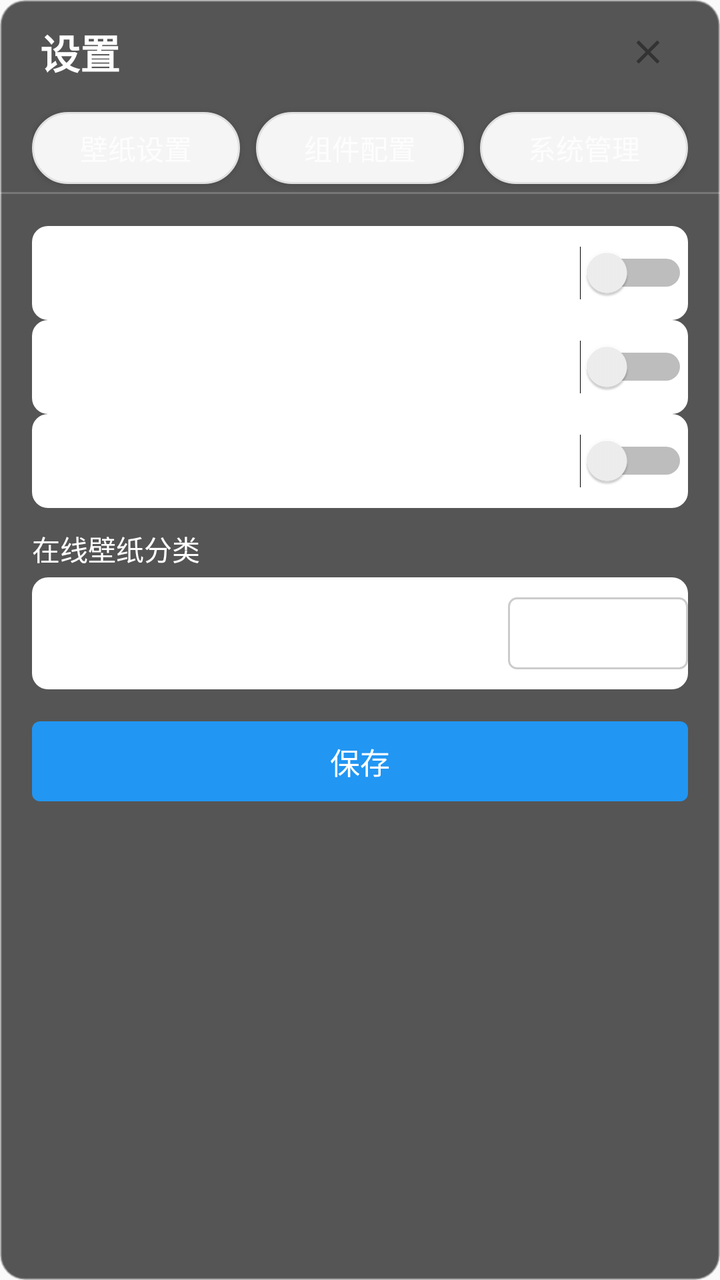
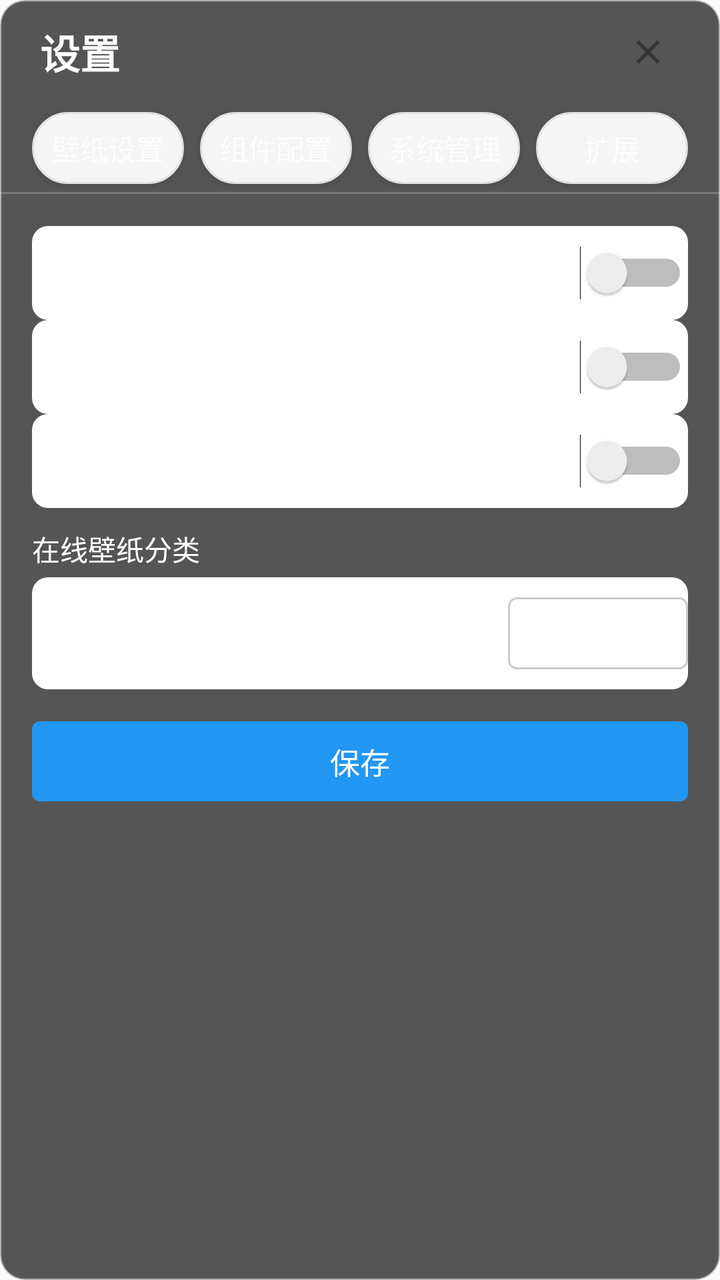

Compare the two renders of this Android layout. The source of the first and the diff that turns it into the second are given below.
<!-- AndroidManifest.xml: application theme AppTheme -->
<!-- res/layout/dialog_settings.xml -->
<?xml version="1.0" encoding="utf-8"?>
<LinearLayout xmlns:android="http://schemas.android.com/apk/res/android"
    android:layout_width="520dp"
    android:layout_height="600dp"
    android:orientation="vertical"
    android:background="@drawable/dialog_background_rounded">

    
    <LinearLayout
        android:layout_width="match_parent"
        android:layout_height="52dp"
        android:orientation="horizontal"
        android:gravity="center_vertical"
        android:paddingLeft="20dp"
        android:paddingRight="20dp">

        <TextView
            android:layout_width="0dp"
            android:layout_height="wrap_content"
            android:layout_weight="1"
            android:text="@string/settings_title"
            android:textSize="20sp"
            android:textStyle="bold"
            android:textColor="#FFFFFF" />

        <ImageView
            android:id="@+id/closeSettings"
            android:layout_width="32dp"
            android:layout_height="32dp"
            android:src="@drawable/ic_close"
            android:padding="6dp"
            android:contentDescription="@string/close_desc" />
    </LinearLayout>

    
    <LinearLayout
        android:layout_width="match_parent"
        android:layout_height="44dp"
        android:orientation="horizontal"
        android:gravity="center"
        android:paddingLeft="16dp"
        android:paddingRight="16dp">

        <Button
            android:id="@+id/tabWallpaper"
            style="@style/SettingTabButton"
            android:layout_width="0dp"
            android:layout_height="36dp"
            android:layout_weight="1"
            android:text="@string/tab_wallpaper"
            android:textSize="14sp" />

        <Button
            android:id="@+id/tabComponents"
            style="@style/SettingTabButton"
            android:layout_width="0dp"
            android:layout_height="36dp"
            android:layout_weight="1"
            android:layout_marginLeft="8dp"
            android:text="@string/tab_components"
            android:textSize="14sp" />

        <Button
            android:id="@+id/tabApps"
            style="@style/SettingTabButton"
            android:layout_width="0dp"
            android:layout_height="36dp"
            android:layout_weight="1"
            android:layout_marginLeft="8dp"
            android:text="@string/tab_system"
            android:textSize="14sp" />
    </LinearLayout>

    <View
        android:layout_width="match_parent"
        android:layout_height="1dp"
        android:background="#33FFFFFF" />

    
    <ScrollView
        android:layout_width="match_parent"
        android:layout_height="0dp"
        android:layout_weight="1"
        android:scrollbars="none">

        <LinearLayout
            android:layout_width="match_parent"
            android:layout_height="wrap_content"
            android:orientation="vertical"
            android:padding="16dp">

            
            <LinearLayout
                android:id="@+id/wallpaperTabContent"
                android:layout_width="match_parent"
                android:layout_height="wrap_content"
                android:orientation="vertical">

                <LinearLayout
                    style="@style/SettingItemRow"
                    android:layout_width="match_parent"
                    android:layout_height="wrap_content">

                    <TextView
                        style="@style/SettingItemLabel"
                        android:text="@string/setting_wallpaper_carousel" />

                    <Switch
                        android:id="@+id/wallpaperCarouselCheckbox"
                        android:layout_width="wrap_content"
                        android:layout_height="wrap_content" />
                </LinearLayout>

                <LinearLayout
                    style="@style/SettingItemRow"
                    android:layout_width="match_parent"
                    android:layout_height="wrap_content">

                    <TextView
                        style="@style/SettingItemLabel"
                        android:text="@string/setting_random_mode" />

                    <Switch
                        android:id="@+id/randomModeCheckbox"
                        android:layout_width="wrap_content"
                        android:layout_height="wrap_content" />
                </LinearLayout>

                <LinearLayout
                    style="@style/SettingItemRow"
                    android:layout_width="match_parent"
                    android:layout_height="wrap_content">

                    <TextView
                        style="@style/SettingItemLabel"
                        android:text="@string/setting_specified_mode" />

                    <Switch
                        android:id="@+id/specifiedModeCheckbox"
                        android:layout_width="wrap_content"
                        android:layout_height="wrap_content" />
                </LinearLayout>

                
                <TextView
                    android:layout_width="wrap_content"
                    android:layout_height="wrap_content"
                    android:layout_marginTop="10dp"
                    android:layout_marginBottom="4dp"
                    android:text="@string/setting_categories"
                    android:textSize="14sp"
                    android:textColor="#FFFFFF" />

                <LinearLayout
                    android:id="@+id/categoryContainer"
                    android:layout_width="match_parent"
                    android:layout_height="wrap_content"
                    android:orientation="vertical" />

                <LinearLayout
                    style="@style/SettingItemRow"
                    android:layout_width="match_parent"
                    android:layout_height="wrap_content">

                    <TextView
                        style="@style/SettingItemLabel"
                        android:text="@string/setting_switch_interval" />

                    <EditText
                        android:id="@+id/switchIntervalInput"
                        android:layout_width="90dp"
                        android:layout_height="36dp"
                        android:inputType="number"
                        android:background="@drawable/edit_text_background"
                        android:paddingLeft="10dp"
                        android:textColor="#FFFFFF"
                        android:textSize="14sp"
                        android:text="15" />
                </LinearLayout>

                <Button
                    android:id="@+id/saveWallpaperSettingsBtn"
                    style="@style/SettingSaveButton"
                    android:layout_width="match_parent"
                    android:layout_height="40dp"
                    android:layout_marginTop="16dp"
                    android:text="@string/save" />
            </LinearLayout>

            
            <LinearLayout
                android:id="@+id/componentsTabContent"
                android:layout_width="match_parent"
                android:layout_height="wrap_content"
                android:orientation="vertical"
                android:visibility="gone">

                <LinearLayout
                    style="@style/SettingItemRow"
                    android:layout_width="match_parent"
                    android:layout_height="wrap_content">

                    <TextView
                        style="@style/SettingItemLabel"
                        android:text="@string/component_music" />

                    <Switch
                        android:id="@+id/musicComponentCheckbox"
                        android:layout_width="wrap_content"
                        android:layout_height="wrap_content" />
                </LinearLayout>

                <LinearLayout
                    style="@style/SettingItemRow"
                    android:layout_width="match_parent"
                    android:layout_height="wrap_content">

                    <TextView
                        style="@style/SettingItemLabel"
                        android:text="@string/component_map" />

                    <Switch
                        android:id="@+id/mapComponentCheckbox"
                        android:layout_width="wrap_content"
                        android:layout_height="wrap_content" />
                </LinearLayout>

                <LinearLayout
                    style="@style/SettingItemRow"
                    android:layout_width="match_parent"
                    android:layout_height="wrap_content">

                    <TextView
                        style="@style/SettingItemLabel"
                        android:text="@string/component_apps" />

                    <Switch
                        android:id="@+id/appComponentCheckbox"
                        android:layout_width="wrap_content"
                        android:layout_height="wrap_content" />
                </LinearLayout>

                <LinearLayout
                    style="@style/SettingItemRow"
                    android:layout_width="match_parent"
                    android:layout_height="wrap_content">

                    <TextView
                        style="@style/SettingItemLabel"
                        android:text="@string/component_tire_pressure" />

                    <Switch
                        android:id="@+id/tirePressureComponentCheckbox"
                        android:layout_width="wrap_content"
                        android:layout_height="wrap_content" />
                </LinearLayout>

                <LinearLayout
                    style="@style/SettingItemRow"
                    android:layout_width="match_parent"
                    android:layout_height="wrap_content">

                    <TextView
                        style="@style/SettingItemLabel"
                        android:text="@string/component_weather" />

                    <Switch
                        android:id="@+id/weatherComponentCheckbox"
                        android:layout_width="wrap_content"
                        android:layout_height="wrap_content" />
                </LinearLayout>

                <Button
                    android:id="@+id/saveComponentsBtn"
                    style="@style/SettingSaveButton"
                    android:layout_width="match_parent"
                    android:layout_height="40dp"
                    android:layout_marginTop="16dp"
                    android:text="@string/save" />
            </LinearLayout>

            
            <LinearLayout
                android:id="@+id/appsTabContent"
                android:layout_width="match_parent"
                android:layout_height="wrap_content"
                android:orientation="vertical"
                android:visibility="gone">

                <LinearLayout
                    style="@style/SettingItemRow"
                    android:layout_width="match_parent"
                    android:layout_height="wrap_content">

                    <TextView
                        style="@style/SettingItemLabel"
                        android:text="@string/setting_byd_auto_start" />

                    <Switch
                        android:id="@+id/bydAutoStartCheckbox"
                        android:layout_width="wrap_content"
                        android:layout_height="wrap_content" />
                </LinearLayout>

                <LinearLayout
                    style="@style/SettingItemRow"
                    android:layout_width="match_parent"
                    android:layout_height="wrap_content">

                    <TextView
                        style="@style/SettingItemLabel"
                        android:text="@string/setting_boot_greeting" />

                    <Switch
                        android:id="@+id/bootGreetingCheckbox"
                        android:layout_width="wrap_content"
                        android:layout_height="wrap_content" />
                </LinearLayout>

                <LinearLayout
                    style="@style/SettingItemRow"
                    android:layout_width="match_parent"
                    android:layout_height="wrap_content">

                    <TextView
                        style="@style/SettingItemLabel"
                        android:text="@string/setting_app_control" />

                    <Button
                        android:id="@+id/restartAppBtn"
                        style="@style/SettingActionButton"
                        android:layout_width="wrap_content"
                        android:layout_height="34dp"
                        android:text="@string/restart_app" />
                </LinearLayout>

                <LinearLayout
                    style="@style/SettingItemRow"
                    android:layout_width="match_parent"
                    android:layout_height="wrap_content">

                    <TextView
                        style="@style/SettingItemLabel"
                        android:text="@string/setting_app_settings" />

                    <Button
                        android:id="@+id/setDefaultDesktopBtn"
                        style="@style/SettingActionButton"
                        android:layout_width="wrap_content"
                        android:layout_height="34dp"
                        android:text="@string/default_desktop" />
                </LinearLayout>

                <LinearLayout
                    style="@style/SettingItemRow"
                    android:layout_width="match_parent"
                    android:layout_height="wrap_content">

                    <TextView
                        style="@style/SettingItemLabel"
                        android:text="@string/setting_authorization" />

                    <Button
                        android:id="@+id/adbAuthorizationBtn"
                        style="@style/SettingActionButton"
                        android:layout_width="wrap_content"
                        android:layout_height="34dp"
                        android:text="@string/apply_adb" />
                </LinearLayout>
            </LinearLayout>
        </LinearLayout>
    </ScrollView>
</LinearLayout>
<!-- resources referenced by this layout -->
<resources>
  <!-- drawable dialog_background_rounded (drawable) -->
  <?xml version="1.0" encoding="utf-8"?>
  <shape xmlns:android="http://schemas.android.com/apk/res/android">
      <solid android:color="#CC2C2C2C" />
      <corners android:radius="12dp" />
      <stroke android:width="1dp" android:color="#80888888" />
  </shape>
  <string name="apply_adb">申请ADB</string>
  <string name="close_desc">关闭</string>
  <string name="component_apps">APP组件</string>
  <string name="component_map">地图组件</string>
  <string name="component_music">音乐组件</string>
  <string name="component_tire_pressure">胎压组件</string>
  <string name="component_weather">天气组件</string>
  <string name="default_desktop">默认桌面</string>
  <string name="restart_app">重启应用</string>
  <string name="save">保存</string>
  <string name="setting_app_control">应用控制</string>
  <string name="setting_app_settings">应用设置</string>
  <string name="setting_authorization">授权管理</string>
  <string name="setting_boot_greeting">开机问候</string>
  <string name="setting_byd_auto_start">桌面自启</string>
  <string name="setting_categories">在线壁纸分类</string>
  <string name="setting_random_mode">本地随机</string>
  <string name="setting_specified_mode">本地指定</string>
  <string name="setting_switch_interval">轮播间隔(秒)</string>
  <string name="setting_wallpaper_carousel">壁纸轮播</string>
  <string name="settings_title">设置</string>
  <string name="tab_components">组件配置</string>
  <string name="tab_system">系统管理</string>
  <string name="tab_wallpaper">壁纸设置</string>
  <style name="SettingActionButton">
          <item name="android:background">@drawable/button_background</item>
          <item name="android:textColor">#FFFFFF</item>
          <item name="android:textSize">13sp</item>
      </style>
  <style name="SettingItemLabel">
          <item name="android:layout_width">0dp</item>
          <item name="android:layout_weight">1</item>
          <item name="android:layout_height">wrap_content</item>
          <item name="android:textSize">15sp</item>
          <item name="android:textColor">#FFFFFF</item>
      </style>
  <style name="SettingSaveButton">
          <item name="android:background">@drawable/button_background</item>
          <item name="android:textColor">#FFFFFF</item>
          <item name="android:textSize">15sp</item>
      </style>
  <style name="SettingTabButton">
          <item name="android:background">@drawable/tab_background_unselected_new</item>
          <item name="android:textColor">#CCFFFFFF</item>
          <item name="android:paddingLeft">8dp</item>
          <item name="android:paddingRight">8dp</item>
      </style>
  <style name="AppTheme" parent="Theme.AppCompat.Light.DarkActionBar">
          
          <item name="colorPrimary">@color/purple_500</item>
          <item name="colorPrimaryDark">@color/purple_700</item>
          <item name="colorAccent">@color/teal_200</item>
      </style>
  <!-- drawable button_background (drawable) -->
  <?xml version="1.0" encoding="utf-8"?>
  <shape xmlns:android="http://schemas.android.com/apk/res/android">
      <solid android:color="#2196F3" />
      <corners android:radius="4dp" />
  </shape>
  <!-- drawable setting_item_background (drawable) -->
  <?xml version="1.0" encoding="utf-8"?>
  <shape xmlns:android="http://schemas.android.com/apk/res/android">
      <solid android:color="#FFFFFF" />
      <corners android:radius="8dp" />
  </shape>
  <!-- drawable tab_background_unselected_new (drawable) -->
  <?xml version="1.0" encoding="utf-8"?>
  <shape xmlns:android="http://schemas.android.com/apk/res/android">
      <solid android:color="#F5F5F5" />
      <corners android:radius="18dp" />
      <stroke android:width="1dp" android:color="#E0E0E0" />
  </shape>
  <color name="purple_500">#FF6200EE</color>
  <color name="purple_700">#FF3700B3</color>
  <color name="teal_200">#FF03DAC5</color>
  <!-- unchanged entries left out for length: 3 -->
</resources>

<!-- the commit's change to res/layout/dialog_settings.xml (unified diff, before → after) -->
@@ -68,6 +68,16 @@
             android:layout_weight="1"
             android:layout_marginLeft="8dp"
             android:text="@string/tab_system"
+            android:textSize="14sp" />
+
+        <Button
+            android:id="@+id/tabExtend"
+            style="@style/SettingTabButton"
+            android:layout_width="0dp"
+            android:layout_height="36dp"
+            android:layout_weight="1"
+            android:layout_marginLeft="8dp"
+            android:text="扩展"
             android:textSize="14sp" />
     </LinearLayout>
 
@@ -270,6 +280,21 @@
                         android:layout_height="wrap_content" />
                 </LinearLayout>
 
+                <TextView
+                    android:layout_width="match_parent"
+                    android:layout_height="wrap_content"
+                    android:layout_marginTop="14dp"
+                    android:text="卡片排序（点 ↓ 下移，点 ↑ 上移，重启/保存后生效）"
+                    android:textSize="12sp"
+                    android:textColor="#CCFFFFFF" />
+
+                
+                <LinearLayout
+                    android:id="@+id/cardOrderContainer"
+                    android:layout_width="match_parent"
+                    android:layout_height="wrap_content"
+                    android:orientation="vertical" />
+
                 <Button
                     android:id="@+id/saveComponentsBtn"
                     style="@style/SettingSaveButton"
@@ -368,6 +393,232 @@
                         android:text="@string/apply_adb" />
                 </LinearLayout>
             </LinearLayout>
+
+            
+            <LinearLayout
+                android:id="@+id/extendTabContent"
+                android:layout_width="match_parent"
+                android:layout_height="wrap_content"
+                android:orientation="vertical"
+                android:visibility="gone">
+
+                <LinearLayout
+                    style="@style/SettingItemRow"
+                    android:layout_width="match_parent"
+                    android:layout_height="wrap_content">
+
+                    <TextView
+                        style="@style/SettingItemLabel"
+                        android:text="24 小时制" />
+
+                    <Switch
+                        android:id="@+id/timeFormatCheckbox"
+                        android:layout_width="wrap_content"
+                        android:layout_height="wrap_content" />
+                </LinearLayout>
+
+                <LinearLayout
+                    style="@style/SettingItemRow"
+                    android:layout_width="match_parent"
+                    android:layout_height="wrap_content">
+
+                    <TextView
+                        style="@style/SettingItemLabel"
+                        android:text="夜间模式（日间/夜间 UI）" />
+
+                    <Switch
+                        android:id="@+id/nightModeCheckbox"
+                        android:layout_width="wrap_content"
+                        android:layout_height="wrap_content" />
+                </LinearLayout>
+
+                <LinearLayout
+                    style="@style/SettingItemRow"
+                    android:layout_width="match_parent"
+                    android:layout_height="wrap_content">
+
+                    <TextView
+                        style="@style/SettingItemLabel"
+                        android:text="红绿灯信息显示" />
+
+                    <Switch
+                        android:id="@+id/trafficLightCheckbox"
+                        android:layout_width="wrap_content"
+                        android:layout_height="wrap_content" />
+                </LinearLayout>
+
+                <LinearLayout
+                    style="@style/SettingItemRow"
+                    android:layout_width="match_parent"
+                    android:layout_height="wrap_content">
+
+                    <TextView
+                        style="@style/SettingItemLabel"
+                        android:text="触摸音效" />
+
+                    <Switch
+                        android:id="@+id/touchSoundCheckbox"
+                        android:layout_width="wrap_content"
+                        android:layout_height="wrap_content" />
+                </LinearLayout>
+
+                <LinearLayout
+                    style="@style/SettingItemRow"
+                    android:layout_width="match_parent"
+                    android:layout_height="wrap_content">
+
+                    <TextView
+                        style="@style/SettingItemLabel"
+                        android:text="悬浮歌词" />
+
+                    <Switch
+                        android:id="@+id/lyricWindowCheckbox"
+                        android:layout_width="wrap_content"
+                        android:layout_height="wrap_content" />
+                </LinearLayout>
+
+                <LinearLayout
+                    style="@style/SettingItemRow"
+                    android:layout_width="match_parent"
+                    android:layout_height="wrap_content">
+
+                    <TextView
+                        style="@style/SettingItemLabel"
+                        android:text="主题色" />
+
+                    <LinearLayout
+                        android:layout_width="wrap_content"
+                        android:layout_height="wrap_content"
+                        android:orientation="horizontal">
+
+                        <Button
+                            android:id="@+id/themeBlueBtn"
+                            style="@style/SettingActionButton"
+                            android:layout_width="52dp"
+                            android:layout_height="34dp"
+                            android:text="蓝"
+                            android:textColor="#55D6FF" />
+
+                        <Button
+                            android:id="@+id/themeGreenBtn"
+                            style="@style/SettingActionButton"
+                            android:layout_width="52dp"
+                            android:layout_height="34dp"
+                            android:layout_marginLeft="6dp"
+                            android:text="绿"
+                            android:textColor="#55FF9E" />
+
+                        <Button
+                            android:id="@+id/themePurpleBtn"
+                            style="@style/SettingActionButton"
+                            android:layout_width="52dp"
+                            android:layout_height="34dp"
+                            android:layout_marginLeft="6dp"
+                            android:text="紫"
+                            android:textColor="#C77DFF" />
+                    </LinearLayout>
+                </LinearLayout>
+
+                <LinearLayout
+                    style="@style/SettingItemRow"
+                    android:layout_width="match_parent"
+                    android:layout_height="wrap_content">
+
+                    <TextView
+                        style="@style/SettingItemLabel"
+                        android:text="双画中画模式" />
+
+                    <Switch
+                        android:id="@+id/dualPipCheckbox"
+                        android:layout_width="wrap_content"
+                        android:layout_height="wrap_content" />
+                </LinearLayout>
+
+                
+                <TextView
+                    android:layout_width="match_parent"
+                    android:layout_height="wrap_content"
+                    android:layout_marginTop="12dp"
+                    android:text="自定义方向盘按键（单击打开所选软件）"
+                    android:textSize="13sp"
+                    android:textColor="#55D6FF" />
+
+                <LinearLayout
+                    style="@style/SettingItemRow"
+                    android:layout_width="match_parent"
+                    android:layout_height="wrap_content">
+
+                    <TextView
+                        style="@style/SettingItemLabel"
+                        android:text="语音键" />
+
+                    <Button
+                        android:id="@+id/keyVoiceBtn"
+                        style="@style/SettingActionButton"
+                        android:layout_width="wrap_content"
+                        android:layout_height="34dp"
+                        android:text="未设置" />
+                </LinearLayout>
+
+                <LinearLayout
+                    style="@style/SettingItemRow"
+                    android:layout_width="match_parent"
+                    android:layout_height="wrap_content">
+
+                    <TextView
+                        style="@style/SettingItemLabel"
+                        android:text="方向盘左键" />
+
+                    <Button
+                        android:id="@+id/keyLeftBtn"
+                        style="@style/SettingActionButton"
+                        android:layout_width="wrap_content"
+                        android:layout_height="34dp"
+                        android:text="未设置" />
+                </LinearLayout>
+
+                <LinearLayout
+                    style="@style/SettingItemRow"
+                    android:layout_width="match_parent"
+                    android:layout_height="wrap_content">
+
+                    <TextView
+                        style="@style/SettingItemLabel"
+                        android:text="方向盘右键" />
+
+                    <Button
+                        android:id="@+id/keyRightBtn"
+                        style="@style/SettingActionButton"
+                        android:layout_width="wrap_content"
+                        android:layout_height="34dp"
+                        android:text="未设置" />
+                </LinearLayout>
+
+                <LinearLayout
+                    style="@style/SettingItemRow"
+                    android:layout_width="match_parent"
+                    android:layout_height="wrap_content">
+
+                    <TextView
+                        style="@style/SettingItemLabel"
+                        android:text="开机任务键" />
+
+                    <Button
+                        android:id="@+id/keyBootBtn"
+                        style="@style/SettingActionButton"
+                        android:layout_width="wrap_content"
+                        android:layout_height="34dp"
+                        android:text="未设置" />
+                </LinearLayout>
+
+                <Button
+                    android:id="@+id/saveExtendBtn"
+                    style="@style/SettingSaveButton"
+                    android:layout_width="match_parent"
+                    android:layout_height="40dp"
+                    android:layout_marginTop="16dp"
+                    android:text="@string/save" />
+            </LinearLayout>
         </LinearLayout>
     </ScrollView>
 </LinearLayout>
